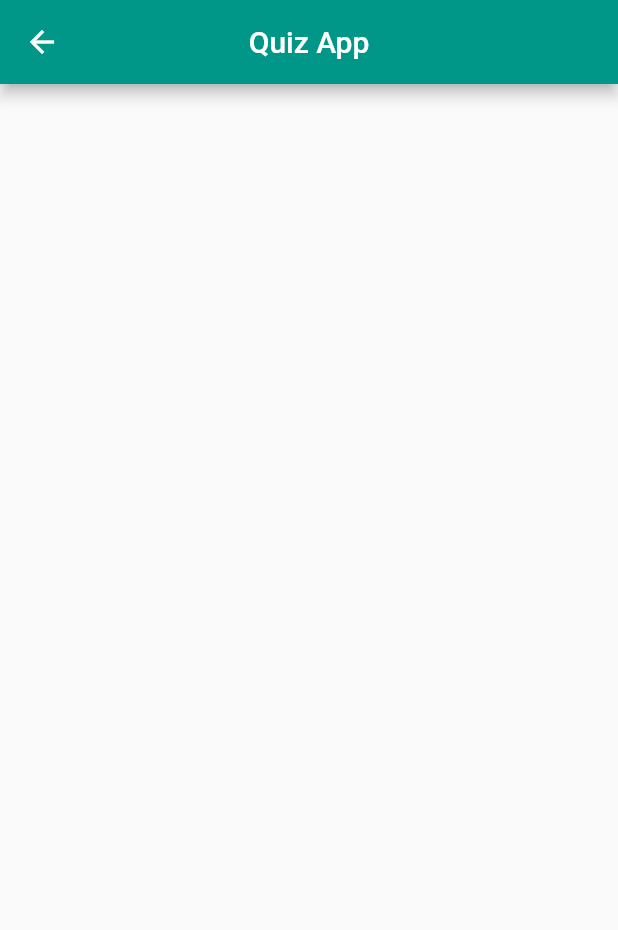
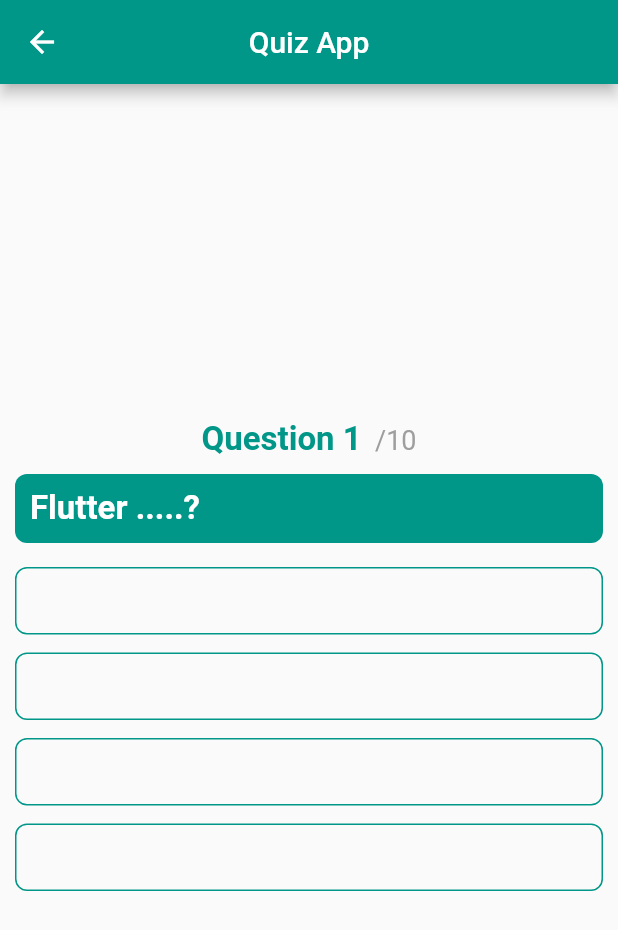
Before and after one commit to NadeenRR/final_project, a Flutter app: the StartQuizScreen screen opened directly, on a phone screen of 412 x 824 dp. Shown: the top 930 px of the screen. Run offline on Flutter 3.47's test engine with Material 2 defaults, Android fonts, the phone set to English and light mode, and no system bars; our stand-ins replace sqflite; accounts and stored records are empty.

Commit message:
finish ui screens

```diff
--- a/lib/constance.dart
+++ b/lib/constance.dart
@@ -60,3 +60,21 @@ Container containerFalse(String text) {
     ),
   );
 }
+
+Container answerContainer(String answer) {
+  return Container(
+    width: double.infinity,
+    padding: const EdgeInsets.symmetric(horizontal: 10, vertical: 10),
+    margin: const EdgeInsets.symmetric(horizontal: 10 ,vertical: 6),
+    decoration: BoxDecoration(
+        border: Border.all(color: KPrimaryColor),
+        borderRadius: BorderRadius.circular(8)),
+    child: Text(
+      answer,
+      style: const TextStyle(
+        color: Colors.black,
+        fontSize: 20,
+      ),
+    ),
+  );
+}
--- a/lib/screens/statr_quiz_screen.dart
+++ b/lib/screens/statr_quiz_screen.dart
@@ -7,6 +7,45 @@ class StartQuizScreen extends StatelessWidget {
 
   @override
   Widget build(BuildContext context) {
-    return Scaffold(appBar: customAppBar('Quiz App'));
+    return Scaffold(
+      appBar: customAppBar('Quiz App'),
+      body: Center(
+        child: Column(mainAxisAlignment: MainAxisAlignment.center, children: [
+          RichText(
+              text: const TextSpan(children: [
+            TextSpan(
+                text: 'Question 1',
+                style: TextStyle(
+                    color: Colors.teal,
+                    fontSize: 22,
+                    fontWeight: FontWeight.bold)),
+            TextSpan(
+                text: '  /10',
+                style: TextStyle(
+                    color: Colors.grey,
+                    fontSize: 18,
+                    fontWeight: FontWeight.w400))
+          ])),
+          Container(
+            width: double.infinity,
+            padding: const EdgeInsets.symmetric(horizontal: 10, vertical: 10),
+            margin: const EdgeInsets.symmetric(vertical: 10, horizontal: 10),
+            decoration: BoxDecoration(
+                color: Colors.teal, borderRadius: BorderRadius.circular(8)),
+            child: const Text(
+              'Flutter .....?',
+              style: TextStyle(
+                  color: Colors.white,
+                  fontSize: 22,
+                  fontWeight: FontWeight.bold),
+            ),
+          ),
+          answerContainer(''),
+          answerContainer(''),
+          answerContainer(''),
+          answerContainer('')
+        ]),
+      ),
+    );
   }
 }
```
Also changed, not shown: lib/main.dart (+11 -3 lines), lib/screens/QuestionListPage.dart (deleted, +0 -72 lines), lib/screens/home_screen.dart (+5 -4 lines), lib/screens/result_screen_case1.dart (added, +52 -0 lines), lib/screens/result_screen_case2.dart (added, +53 -0 lines), lib/screens/result_screen_case3.dart (added, +53 -0 lines), lib/screens/sory_screen.dart (added, +48 -0 lines).
